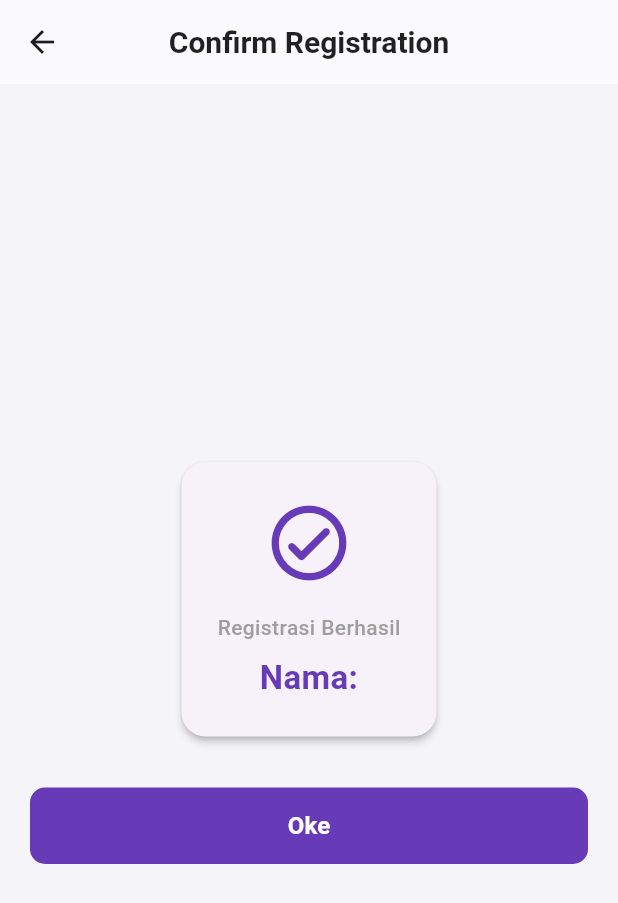
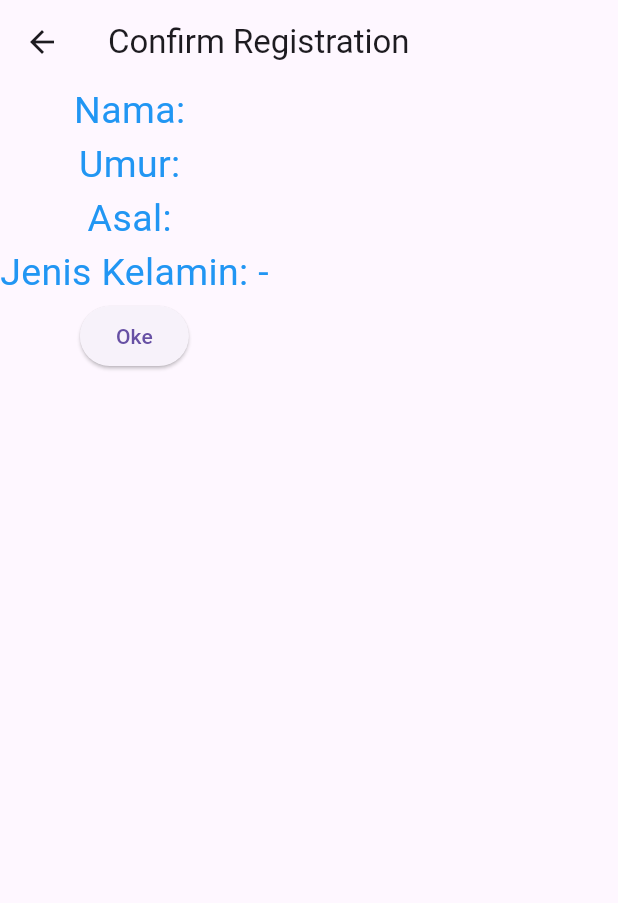
Before and after one commit to muhammadraynar/ProjectFlutter1, a Flutter app: the RegistrationPage screen opened by its route, after a tap on "Send", on a phone screen of 412 x 824 dp. Shown: the top 903 px of the screen. Run offline on Flutter 3.47's test engine with Material 3 defaults, Android fonts, the light colour scheme and no system bars; our stand-ins replace get; network calls fail.

Commit message:
update project flutter dan tambah fitur list makanan

```diff
--- a/project_flutter1/lib/component/Costume_textField.dart
+++ b/project_flutter1/lib/component/Costume_textField.dart
@@ -1,48 +1,23 @@
 import 'package:flutter/material.dart';
-import 'package:flutter/services.dart';
 
-class CostumeTextfield extends StatelessWidget {
-  final TextEditingController? textController;
-  final String myhint;
-  final TextInputType? keyboardType; // Properti opsional
-  final List<TextInputFormatter>? inputFormatters; // Properti opsional
+class CustomTextfield extends StatelessWidget {
+  // kita list variabel2 yang diperlukan
+  final TextEditingController txtController;
+  final String myHint;
 
-  const CostumeTextfield({
+  const CustomTextfield({
     super.key,
-    this.textController,
-    required this.myhint,
-    this.keyboardType,
-    this.inputFormatters,
+    required this.txtController,
+    required this.myHint,
   });
 
   @override
   Widget build(BuildContext context) {
     return TextField(
-      controller: textController,
-      keyboardType: keyboardType, // Fleksibel (default: text biasa)
-      inputFormatters: inputFormatters, // Fleksibel
-      style: const TextStyle(
-        color: Colors.white,
-      ),
+      controller: txtController,
       decoration: InputDecoration(
-        hintText: myhint,
-        hintStyle: const TextStyle(
-          color: Colors.grey,
-        ),
-        filled: true,
-        fillColor: const Color(0xFF121212),
-        border: OutlineInputBorder(
-          borderRadius: BorderRadius.circular(5),
-          borderSide: const BorderSide(
-            color: Colors.grey,
-          ),
-        ),
-        enabledBorder: OutlineInputBorder(
-          borderRadius: BorderRadius.circular(5),
-          borderSide: const BorderSide(
-            color: Colors.grey,
-          ),
-        ),
+        border: OutlineInputBorder(borderRadius: BorderRadius.circular(10)),
+        hint: Text(myHint),
       ),
     );
   }
--- a/project_flutter1/lib/controller/confirmreg_ctr.dart
+++ b/project_flutter1/lib/controller/confirmreg_ctr.dart
@@ -1,13 +1,19 @@
 import 'package:get/get.dart';
 
 class ConfirmRegController extends GetxController {
-  late String nama;
+  String nama = '';
+  String umur = '';
+  String asal = '';
+  String jenisKelamin = ''; // Variabel jenis kelamin
 
   @override
   void onInit() {
-    // TODO: implement onInit
     super.onInit();
-    final arguments = Get.arguments;
-    nama = arguments['name'];
+    if (Get.arguments != null) {
+      nama = Get.arguments['name'] ?? '-';
+      umur = Get.arguments['umur'] ?? '-';
+      asal = Get.arguments['asal'] ?? '-';
+      jenisKelamin = Get.arguments['jenis_kelamin'] ?? '-'; // Ambil data jenis kelamin
+    }
   }
 }
--- /dev/null
+++ b/project_flutter1/lib/models/makanan_models.dart
@@ -0,0 +1,6 @@
+class MakananModel {
+  String namaMakanan;
+  String hargaMakanan;
+
+  MakananModel({required this.namaMakanan, required this.hargaMakanan,});
+}
--- a/project_flutter1/lib/pages/confirmreg_page.dart
+++ b/project_flutter1/lib/pages/confirmreg_page.dart
@@ -1,109 +1,42 @@
 import 'package:flutter/material.dart';
+import 'package:get/get.dart';
 import 'package:project_flutter1/controller/confirmreg_ctr.dart';
-import 'package:get/get.dart';
 
 class ConfirmRegPage extends StatelessWidget {
   ConfirmRegPage({super.key});
 
-  // Sesuaikan nama Class controller kamu di sini (misal: ConfirmregCtr atau ConfirmRegCtr)
   final controller = Get.put(ConfirmRegController());
 
   @override
   Widget build(BuildContext context) {
     return Scaffold(
-      backgroundColor: const Color(0xFFF5F5F9),
-      appBar: AppBar(
-        title: const Text(
-          "Confirm Registration",
-          style: TextStyle(
-            fontSize: 20,
-            fontWeight: FontWeight.bold,
-            color: Colors.black87,
+      appBar: AppBar(title: const Text("Confirm Registration")),
+      body: Column(
+        children: [
+          Text(
+            "Nama: ${controller.nama}",
+            style: const TextStyle(fontSize: 25, color: Colors.blue),
           ),
+          Text(
+            "Umur: ${controller.umur}",
+            style: const TextStyle(fontSize: 25, color: Colors.blue),
           ),
-        backgroundColor: Colors.white,
-        elevation: 0.5,
-        centerTitle: true,
+          Text(
+            "Asal: ${controller.asal}",
+            style: const TextStyle(fontSize: 25, color: Colors.blue),
           ),
-      body: SafeArea(
-        child: Padding(
-          padding: const EdgeInsets.all(20.0),
-          child: Column(
-            mainAxisAlignment: MainAxisAlignment.center,
-            children: [
-              // Card Informasi Registrasi
-              Card(
-                elevation: 2,
-                shape: RoundedRectangleBorder(
-                  borderRadius: BorderRadius.circular(16),
-                ),
-                child: Padding(
-                  padding: const EdgeInsets.all(24.0),
-                  child: Column(
-                    children: [
-                      const Icon(
-                        Icons.check_circle_outline_rounded,
-                        size: 60,
-                        color: Color(0xFF673AB7),
-                      ),
-                      const SizedBox(height: 16),
-                      const Text(
-                        "Registrasi Berhasil",
-                        style: TextStyle(
-                          fontSize: 14,
-                          color: Colors.grey,
-                          fontWeight: FontWeight.w500,
-                        ),
-                      ),
-                      const SizedBox(height: 8),
-
-                      // Menggunakan Obx agar aman jika variabel nama menggunakan Rx / .obs
-                      Obx(
-                        () => Text(
-                          "Nama: ${controller.nama}",
-                          textAlign: TextAlign.center,
-                          style: const TextStyle(
-                            fontSize: 22,
-                            fontWeight: FontWeight.bold,
-                            color: Color(0xFF673AB7),
-                          ),
-                        ),
-                      ),
-                    ],
-                  ),
-                ),
+          Text(
+            "Jenis Kelamin: ${controller.jenisKelamin}", // Tampilkan jenis kelamin
+            style: const TextStyle(fontSize: 25, color: Colors.blue),
           ),
 
-              const SizedBox(height: 30),
-
-              // Tombol Oke
-              SizedBox(
-                width: double.infinity,
-                child: ElevatedButton(
-                  style: ElevatedButton.styleFrom(
-                    backgroundColor: const Color(0xFF673AB7),
-                    foregroundColor: Colors.white,
-                    padding: const EdgeInsets.symmetric(vertical: 14),
-                    shape: RoundedRectangleBorder(
-                      borderRadius: BorderRadius.circular(10),
-                    ),
-                    elevation: 0,
-                  ),
+          ElevatedButton(
             onPressed: () {
               Get.back();
             },
-                  child: const Text(
-                    "Oke",
-                    style: TextStyle(
-                      fontSize: 16,
-                      fontWeight: FontWeight.bold,
-                    ),
-                  ),
-                ),
+            child: const Text("Oke"),
           ),
         ],
-          ),
-        ),
       ),
     );
   }
--- a/project_flutter1/lib/pages/registration_page.dart
+++ b/project_flutter1/lib/pages/registration_page.dart
@@ -1,153 +1,69 @@
 import 'package:flutter/material.dart';
-import 'package:flutter/services.dart';
 import 'package:get/get.dart';
 import 'package:project_flutter1/component/Costume_textField.dart';
 import 'package:project_flutter1/routes.dart';
 
-class RegistrationPage extends StatefulWidget {
-  const RegistrationPage({super.key});
+class RegistrationPage extends StatelessWidget {
+  RegistrationPage({super.key});
 
-  @override
-  State<RegistrationPage> createState() => _RegistrationPageState();
-}
+  final TextEditingController txtNama = TextEditingController();
+  final TextEditingController txtUmur = TextEditingController();
+  final TextEditingController txtAsal = TextEditingController();
 
-class _RegistrationPageState extends State<RegistrationPage> {
-  // Controller input
-  final TextEditingController txtNama = TextEditingController();
-  final TextEditingController txtAlamat = TextEditingController();
-  final TextEditingController txtEmail = TextEditingController();
-  final TextEditingController txtNoWA = TextEditingController();
+  // List opsi jenis kelamin
+  final List<String> listJenisKelamin = ['Laki-Laki', 'Perempuan'];
 
-  // Variabel nilai terpilih
-  String? selectedJenisKelamin = 'Laki-laki';
-
-  // Opsi pilihan dropdown
-  final List<String> listJenisKelamin = ['Laki-laki', 'Perempuan'];
-
-  @override
-  void dispose() {
-    txtNama.dispose();
-    txtAlamat.dispose();
-    txtEmail.dispose();
-    txtNoWA.dispose();
-    super.dispose();
-  }
+  // Variabel reaktif (GetX) untuk menyimpan pilihan jenis kelamin
+  final RxnString selectedJenisKelamin = RxnString();
 
   @override
   Widget build(BuildContext context) {
     return Scaffold(
-      backgroundColor: const Color(0xFFFAF7FF),
-      appBar: AppBar(
-        title: const Text(
-          "Registration",
-          style: TextStyle(
-            fontSize: 22,
-            fontWeight: FontWeight.w500,
-            color: Colors.black87,
-          ),
-        ),
-        backgroundColor: Colors.white,
-        elevation: 1,
-      ),
-      body: SingleChildScrollView(
+      appBar: AppBar(title: const Text("Registration Page")),
+      body: Padding(
+        padding: const EdgeInsets.all(16.0),
         child: Column(
           children: [
-            // 1. Input Nama
-            CostumeTextfield(
-              textController: txtNama,
-              myhint: "Input nama",
+            CustomTextfield(txtController: txtNama, myHint: "input name"),
+            CustomTextfield(txtController: txtUmur, myHint: "input age"),
+            CustomTextfield(txtController: txtAsal, myHint: "input origin/address"),
+
+            // Dropdown dibungkus Obx agar UI memperbarui nilai pilihan secara otomatis
+            Padding(
+              padding: const EdgeInsets.symmetric(vertical: 8.0),
+              child: Obx(
+                () => DropdownButtonFormField<String>(
+                  decoration: const InputDecoration(
+                    border: OutlineInputBorder(),
+                    hintText: "Pilih Jenis Kelamin",
                   ),
-
-            // 2. Input Alamat
-            CostumeTextfield(
-              textController: txtAlamat,
-              myhint: "Input alamat",
-            ),
-
-            // 3. Input Email
-            CostumeTextfield(
-              textController: txtEmail,
-              myhint: "Input email",
-              keyboardType: TextInputType.emailAddress,
-            ),
-
-            // 4. Input No WA
-            CostumeTextfield(
-              textController: txtNoWA,
-              myhint: "Input No WA",
-              keyboardType: TextInputType.phone,
-              inputFormatters: [
-                FilteringTextInputFormatter.digitsOnly,
-              ],
-            ),
-
-            // 5. Dropdown Jenis Kelamin (Dipindah ke bawah)
-            Container(
-              color: Colors.white,
-              child: DropdownButtonFormField<String>(
-                value: selectedJenisKelamin,
-                icon: const Icon(
-                  Icons.keyboard_arrow_down_rounded,
-                  color: Color(0xFF673AB7),
-                ),
-                decoration: const InputDecoration(
-                  hintText: "Pilih Jenis Kelamin",
-                  contentPadding: EdgeInsets.symmetric(
-                    horizontal: 16,
-                    vertical: 14,
-                  ),
-                  border: InputBorder.none,
-                ),
-                dropdownColor: Colors.white,
+                  value: selectedJenisKelamin.value,
                   items: listJenisKelamin.map((String value) {
                     return DropdownMenuItem<String>(
                       value: value,
-                    child: Text(
-                      value,
-                      style: const TextStyle(
-                        fontSize: 14,
-                        color: Colors.black87,
-                      ),
-                    ),
+                      child: Text(value),
                     );
                   }).toList(),
-                onChanged: (String? newValue) {
-                  setState(() {
-                    selectedJenisKelamin = newValue;
-                  });
+                  onChanged: (newValue) {
+                    selectedJenisKelamin.value = newValue; // Update nilai reaktif
                   },
                 ),
               ),
+            ),
 
-            const SizedBox(height: 20),
-
-            // Tombol Kirim / Send
-            Padding(
-              padding: const EdgeInsets.symmetric(horizontal: 16.0),
-              child: SizedBox(
-                width: double.infinity,
-                child: ElevatedButton(
-                  style: ElevatedButton.styleFrom(
-                    backgroundColor: const Color(0xFFEDE7F6),
-                    foregroundColor: const Color(0xFF673AB7),
-                    elevation: 0,
-                    padding: const EdgeInsets.symmetric(vertical: 14),
-                  ),
+            ElevatedButton(
               onPressed: () {
                 Get.toNamed(
                   Routes.confirm_registration,
                   arguments: {
                     'name': txtNama.text,
-                        'jenis_kelamin': selectedJenisKelamin ?? '',
-                        'alamat': txtAlamat.text,
-                        'email': txtEmail.text,
-                        'no_wa': txtNoWA.text,
+                    'umur': txtUmur.text,
+                    'asal': txtAsal.text,
+                    'jenis_kelamin': selectedJenisKelamin.value ?? '-',
                   },
                 );
               },
               child: const Text("Send"),
-                ),
-              ),
             ),
           ],
         ),
--- a/project_flutter1/lib/routes.dart
+++ b/project_flutter1/lib/routes.dart
@@ -1,4 +1,5 @@
 import 'package:get/get.dart';
+import 'package:project_flutter1/pages/listmakanan_page.dart';
 import 'package:project_flutter1/pages/registration_page.dart';
 import 'package:project_flutter1/pages/confirmreg_page.dart';
 
@@ -6,6 +7,7 @@ class Routes {
   // Wajib menggunakan awalan '/'
   static const String registration = '/registration';
   static const String confirm_registration = '/confirm_registration';
+  static const String list_makanan = '/list_makanan';
 
   // PASTIKAN ada kata 'static final List<GetPage>' di bawah ini:
   static final List<GetPage> pages = [
@@ -17,5 +19,9 @@ class Routes {
       name: confirm_registration,
       page: () => ConfirmRegPage(),
     ),
+    GetPage(
+      name: list_makanan,
+      page: () => ListMakananPage(),
+    ),
   ];
 }
--- a/project_flutter1/pubspec.yaml
+++ b/project_flutter1/pubspec.yaml
@@ -35,7 +35,6 @@ dependencies:
   # Use with the CupertinoIcons class for iOS style icons.
   cupertino_icons: ^1.0.8
   get: ^4.7.3
-  flutter_application_1: ^0.0.2
 
 dev_dependencies:
   flutter_test:
```
Also changed, not shown: project_flutter1/lib/controller/listmakanan_ctr.dart (added, +14 -0 lines), project_flutter1/lib/login_page.dart (+6 -6 lines), project_flutter1/lib/main.dart (+8 -3 lines), project_flutter1/lib/pages/kalkulator_page1.dart (+6 -6 lines), project_flutter1/lib/pages/listmakanan_page.dart (added, +46 -0 lines), project_flutter1/lib/pages/login_clone_page.dart (+9 -10 lines), project_flutter1/pubspec.lock, 2 other files. Lines whose indentation alone changed are shown as unchanged.
